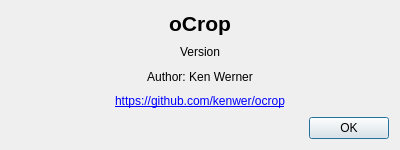
Above: detectorist/about_dialog.ui from kenwer/detectorist before the change. Below: the same form after it.
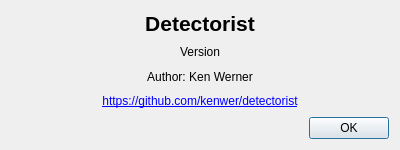
That is the form after the change.

Commit message: Fix infos on the about dialog

```diff
--- a/detectorist/about_dialog.ui
+++ b/detectorist/about_dialog.ui
@@ -17,7 +17,7 @@
    <item>
     <widget class="QLabel" name="appNameLabel">
      <property name="text">
-      <string>oCrop</string>
+      <string>Detectorist</string>
      </property>
      <property name="font">
       <font>
@@ -54,7 +54,7 @@
    <item>
     <widget class="QLabel" name="linkLabel">
      <property name="text">
-      <string>&lt;a href="https://github.com/kenwer/ocrop"&gt;https://github.com/kenwer/ocrop&lt;/a&gt;</string>
+      <string>&lt;a href="https://github.com/kenwer/detectorist"&gt;https://github.com/kenwer/detectorist&lt;/a&gt;</string>
      </property>
      <property name="alignment">
       <set>Qt::AlignCenter</set>
```
Left out of the diff: 2 changed lines with no effect on the pictures. The commit also changes 2 other files.
